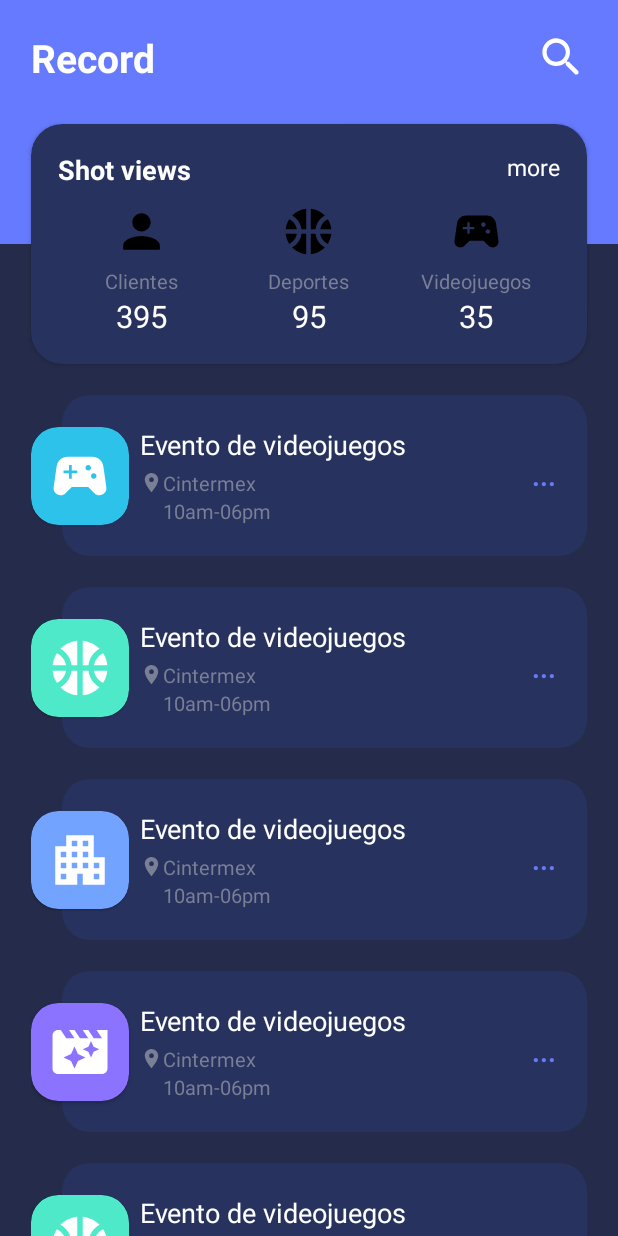
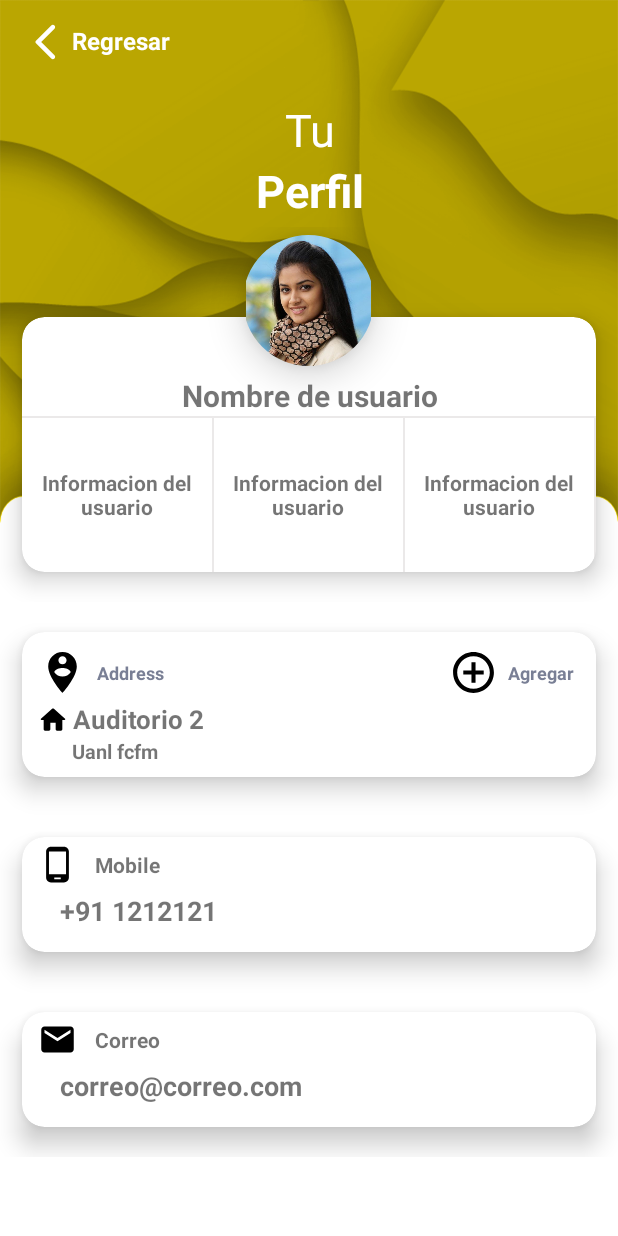
Before and after one commit to Jozona/Event-Hunter, an Android app: the screen it shows after launch (MainActivity2 before the commit, PerfilActivity after it), on a phone screen of 412 x 824 dp. Run offline under Robolectric (Android 15) with nearby library versions, the phone set to English and light mode, and no system bars.

Commit message:
Add user profile Activity

```diff
--- a/app/src/main/AndroidManifest.xml
+++ b/app/src/main/AndroidManifest.xml
@@ -14,10 +14,13 @@
         android:theme="@style/Theme.MyApplication"
         tools:targetApi="31">
         <activity
+            android:name=".MainActivity2"
+            android:exported="false" />
+        <activity
             android:name=".MainActivity"
             android:exported="false" />
         <activity
-            android:name=".MainActivity2"
+            android:name=".PerfilActivity"
             android:exported="true">
             <intent-filter>
                 <action android:name="android.intent.action.MAIN" />
--- /dev/null
+++ b/app/src/main/java/lic/jeeg/myapplication/PerfilActivity.kt
@@ -0,0 +1,11 @@
+package lic.jeeg.myapplication
+
+import androidx.appcompat.app.AppCompatActivity
+import android.os.Bundle
+
+class PerfilActivity : AppCompatActivity() {
+    override fun onCreate(savedInstanceState: Bundle?) {
+        super.onCreate(savedInstanceState)
+        setContentView(R.layout.activity_perfil)
+    }
+}
--- /dev/null
+++ b/app/src/main/res/drawable/ic_add_circle.xml
@@ -0,0 +1,5 @@
+<vector android:height="24dp" android:tint="#000000"
+    android:viewportHeight="24" android:viewportWidth="24"
+    android:width="24dp" xmlns:android="http://schemas.android.com/apk/res/android">
+    <path android:fillColor="@android:color/white" android:pathData="M13,7h-2v4L7,11v2h4v4h2v-4h4v-2h-4L13,7zM12,2C6.48,2 2,6.48 2,12s4.48,10 10,10 10,-4.48 10,-10S17.52,2 12,2zM12,20c-4.41,0 -8,-3.59 -8,-8s3.59,-8 8,-8 8,3.59 8,8 -3.59,8 -8,8z"/>
+</vector>
--- /dev/null
+++ b/app/src/main/res/drawable/ic_arrow_back.xml
@@ -0,0 +1,5 @@
+<vector android:autoMirrored="true" android:height="24dp"
+    android:tint="#FFFFFF" android:viewportHeight="24"
+    android:viewportWidth="24" android:width="24dp" xmlns:android="http://schemas.android.com/apk/res/android">
+    <path android:fillColor="@android:color/white" android:pathData="M16.62,2.99c-0.49,-0.49 -1.28,-0.49 -1.77,0L6.54,11.3c-0.39,0.39 -0.39,1.02 0,1.41l8.31,8.31c0.49,0.49 1.28,0.49 1.77,0s0.49,-1.28 0,-1.77L9.38,12l7.25,-7.25c0.48,-0.48 0.48,-1.28 -0.01,-1.76z"/>
+</vector>
--- /dev/null
+++ b/app/src/main/res/drawable/ic_baseline_email.xml
@@ -0,0 +1,5 @@
+<vector android:height="24dp" android:tint="#000000"
+    android:viewportHeight="24" android:viewportWidth="24"
+    android:width="24dp" xmlns:android="http://schemas.android.com/apk/res/android">
+    <path android:fillColor="@android:color/white" android:pathData="M20,4L4,4c-1.1,0 -1.99,0.9 -1.99,2L2,18c0,1.1 0.9,2 2,2h16c1.1,0 2,-0.9 2,-2L22,6c0,-1.1 -0.9,-2 -2,-2zM20,8l-8,5 -8,-5L4,6l8,5 8,-5v2z"/>
+</vector>
--- /dev/null
+++ b/app/src/main/res/drawable/ic_home.xml
@@ -0,0 +1,5 @@
+<vector android:height="24dp" android:tint="#000000"
+    android:viewportHeight="24" android:viewportWidth="24"
+    android:width="24dp" xmlns:android="http://schemas.android.com/apk/res/android">
+    <path android:fillColor="@android:color/white" android:pathData="M10,19v-5h4v5c0,0.55 0.45,1 1,1h3c0.55,0 1,-0.45 1,-1v-7h1.7c0.46,0 0.68,-0.57 0.33,-0.87L12.67,3.6c-0.38,-0.34 -0.96,-0.34 -1.34,0l-8.36,7.53c-0.34,0.3 -0.13,0.87 0.33,0.87H5v7c0,0.55 0.45,1 1,1h3c0.55,0 1,-0.45 1,-1z"/>
+</vector>
--- /dev/null
+++ b/app/src/main/res/drawable/ic_notifications.xml
@@ -0,0 +1,5 @@
+<vector android:height="24dp" android:tint="#000000"
+    android:viewportHeight="24" android:viewportWidth="24"
+    android:width="24dp" xmlns:android="http://schemas.android.com/apk/res/android">
+    <path android:fillColor="@android:color/white" android:pathData="M7.58,4.08L6.15,2.65C3.75,4.48 2.17,7.3 2.03,10.5h2c0.15,-2.65 1.51,-4.97 3.55,-6.42zM19.97,10.5h2c-0.15,-3.2 -1.73,-6.02 -4.12,-7.85l-1.42,1.43c2.02,1.45 3.39,3.77 3.54,6.42zM18,11c0,-3.07 -1.64,-5.64 -4.5,-6.32L13.5,4c0,-0.83 -0.67,-1.5 -1.5,-1.5s-1.5,0.67 -1.5,1.5v0.68C7.63,5.36 6,7.92 6,11v5l-2,2v1h16v-1l-2,-2v-5zM12,22c0.14,0 0.27,-0.01 0.4,-0.04 0.65,-0.14 1.18,-0.58 1.44,-1.18 0.1,-0.24 0.15,-0.5 0.15,-0.78h-4c0.01,1.1 0.9,2 2.01,2z"/>
+</vector>
--- /dev/null
+++ b/app/src/main/res/drawable/ic_person_pin.xml
@@ -0,0 +1,5 @@
+<vector android:height="24dp" android:tint="#000000"
+    android:viewportHeight="24" android:viewportWidth="24"
+    android:width="24dp" xmlns:android="http://schemas.android.com/apk/res/android">
+    <path android:fillColor="@android:color/white" android:pathData="M12,2C8.14,2 5,5.14 5,9c0,5.25 7,13 7,13s7,-7.75 7,-13C19,5.14 15.86,2 12,2zM12,4c1.1,0 2,0.9 2,2c0,1.11 -0.9,2 -2,2s-2,-0.89 -2,-2C10,4.9 10.9,4 12,4zM12,14c-1.67,0 -3.14,-0.85 -4,-2.15c0.02,-1.32 2.67,-2.05 4,-2.05s3.98,0.73 4,2.05C15.14,13.15 13.67,14 12,14z"/>
+</vector>
--- /dev/null
+++ b/app/src/main/res/drawable/ic_phone_android.xml
@@ -0,0 +1,5 @@
+<vector android:height="24dp" android:tint="#000000"
+    android:viewportHeight="24" android:viewportWidth="24"
+    android:width="24dp" xmlns:android="http://schemas.android.com/apk/res/android">
+    <path android:fillColor="@android:color/white" android:pathData="M16,1L8,1C6.34,1 5,2.34 5,4v16c0,1.66 1.34,3 3,3h8c1.66,0 3,-1.34 3,-3L19,4c0,-1.66 -1.34,-3 -3,-3zM14,21h-4v-1h4v1zM17.25,18L6.75,18L6.75,4h10.5v14z"/>
+</vector>
--- /dev/null
+++ b/app/src/main/res/drawable/ic_shopping_cart.xml
@@ -0,0 +1,5 @@
+<vector android:height="24dp" android:tint="#000000"
+    android:viewportHeight="24" android:viewportWidth="24"
+    android:width="24dp" xmlns:android="http://schemas.android.com/apk/res/android">
+    <path android:fillColor="@android:color/white" android:pathData="M7,18c-1.1,0 -1.99,0.9 -1.99,2S5.9,22 7,22s2,-0.9 2,-2 -0.9,-2 -2,-2zM1,2v2h2l3.6,7.59 -1.35,2.45c-0.16,0.28 -0.25,0.61 -0.25,0.96 0,1.1 0.9,2 2,2h12v-2L7.42,15c-0.14,0 -0.25,-0.11 -0.25,-0.25l0.03,-0.12 0.9,-1.63h7.45c0.75,0 1.41,-0.41 1.75,-1.03l3.58,-6.49c0.08,-0.14 0.12,-0.31 0.12,-0.48 0,-0.55 -0.45,-1 -1,-1L5.21,4l-0.94,-2L1,2zM17,18c-1.1,0 -1.99,0.9 -1.99,2s0.89,2 1.99,2 2,-0.9 2,-2 -0.9,-2 -2,-2z"/>
+</vector>
--- /dev/null
+++ b/app/src/main/res/layout/activity_perfil.xml
@@ -0,0 +1,108 @@
+<?xml version="1.0" encoding="utf-8"?>
+<LinearLayout xmlns:android="http://schemas.android.com/apk/res/android"
+    xmlns:app="http://schemas.android.com/apk/res-auto"
+    xmlns:tools="http://schemas.android.com/tools"
+    android:layout_width="match_parent"
+    android:layout_height="match_parent"
+    android:orientation="vertical"
+    android:layout_gravity="center"
+    android:background="@drawable/background02"
+    tools:context=".PerfilActivity">
+
+    <LinearLayout
+        android:orientation="vertical"
+        android:layout_width="match_parent"
+        android:layout_height="wrap_content"
+        android:paddingBottom="4dp">
+
+        <LinearLayout
+            android:orientation="horizontal"
+            android:padding="8dp"
+            android:layout_width="match_parent"
+            android:layout_height="?attr/actionBarSize">
+            <RelativeLayout
+                android:layout_width="match_parent"
+                android:layout_height="match_parent">
+
+                <ImageView
+                    android:padding="5dp"
+                    android:layout_alignParentStart="true"
+                    android:src="@drawable/ic_arrow_back"
+                    android:layout_width="45dp"
+                    android:layout_height="45dp"/>
+
+                <TextView
+                    android:layout_width="wrap_content"
+                    android:layout_height="wrap_content"
+                    android:layout_gravity="center"
+                    android:layout_marginStart="40dp"
+                    android:layout_marginTop="8dp"
+                    android:text="Regresar"
+                    android:textColor="@color/white"
+                    android:textSize="16sp"
+                    android:textStyle="bold" />
+
+
+            </RelativeLayout>
+
+
+
+            </LinearLayout>
+        <LinearLayout
+            android:orientation="vertical"
+            android:layout_gravity="center"
+            android:layout_marginTop="10dp"
+            android:layout_width="match_parent"
+            android:layout_height="wrap_content">
+            <TextView
+                android:gravity="center"
+                android:text="Tu"
+                android:textColor="@color/white"
+                android:textSize="30sp"
+                android:textStyle="normal"
+                android:layout_width="match_parent"
+                android:layout_height="wrap_content"/>
+            <TextView
+                android:gravity="center"
+                android:text="Perfil"
+                android:textColor="@color/white"
+                android:textSize="30sp"
+                android:textStyle="bold"
+                android:layout_width="match_parent"
+                android:layout_height="wrap_content"/>
+        </LinearLayout>
+
+    </LinearLayout>
+
+    <include
+
+        android:id="@+id/include"
+        layout="@layout/item_image"
+        android:layout_width="match_parent"
+        android:layout_height="wrap_content"
+        tools:layout_editor_absoluteX="16dp"
+        tools:layout_editor_absoluteY="4dp"
+        />
+
+    <ScrollView
+        android:layout_width="match_parent"
+        android:layout_height="wrap_content"
+        app:layout_constraintTop_toBottomOf="@+id/include">
+
+        <LinearLayout
+            android:layout_width="match_parent"
+            android:layout_height="wrap_content"
+            android:orientation="vertical">
+
+            <include layout="@layout/item_add" />
+
+            <include layout="@layout/item_info" />
+
+            <include layout="@layout/item_email" />
+
+        </LinearLayout>
+
+
+    </ScrollView>
+
+</LinearLayout>
--- /dev/null
+++ b/app/src/main/res/layout/item_add.xml
@@ -0,0 +1,111 @@
+<?xml version="1.0" encoding="utf-8"?>
+<androidx.cardview.widget.CardView xmlns:android="http://schemas.android.com/apk/res/android"
+    android:layout_width="match_parent"
+    android:layout_height="wrap_content"
+    xmlns:app="http://schemas.android.com/apk/res-auto"
+    xmlns:card_view="http://schemas.android.com/tools"
+    app:cardCornerRadius="15dp"
+    app:cardElevation="10dp"
+    app:cardUseCompatPadding="true"
+    card_view:cardCornerRadius="5dp"
+    >
+    <LinearLayout
+        android:orientation="vertical"
+        android:padding="8dp"
+        android:layout_width="match_parent"
+        android:layout_height="wrap_content">
+        <RelativeLayout
+            android:layout_width="match_parent"
+            android:layout_height="wrap_content">
+            <LinearLayout
+                android:orientation="horizontal"
+                android:padding="1dp"
+                android:gravity="center"
+                android:layout_alignParentStart="true"
+                android:layout_width="wrap_content"
+                android:layout_height="wrap_content">
+                <ImageView
+                    android:padding="1dp"
+                    android:src="@drawable/ic_person_pin"
+                    android:layout_width="35dp"
+                    android:layout_height="35dp"/>
+
+                <TextView
+                    android:text="Address"
+                    android:textSize="12sp"
+                    android:layout_margin="5dp"
+                    android:textStyle="bold"
+                    android:textColor="@color/secondary_text"
+                    android:layout_width="wrap_content"
+                    android:layout_height="wrap_content"/>
+
+
+            </LinearLayout>
+            <LinearLayout
+                android:orientation="horizontal"
+                android:padding="1dp"
+                android:gravity="center"
+                android:layout_alignParentEnd="true"
+                android:layout_width="wrap_content"
+                android:layout_height="wrap_content">
+                <ImageView
+                    android:padding="1dp"
+                    android:src="@drawable/ic_add_circle"
+                    android:layout_width="35dp"
+                    android:layout_height="35dp"/>
+
+                <TextView
+                    android:text="Agregar"
+                    android:textSize="12sp"
+                    android:layout_margin="5dp"
+                    android:textStyle="bold"
+                    android:textColor="@color/secondary_text"
+                    android:layout_width="wrap_content"
+                    android:layout_height="wrap_content"/>
+
+
+            </LinearLayout>
+
+        </RelativeLayout>
+        <LinearLayout
+            android:orientation="horizontal"
+            android:layout_width="match_parent"
+            android:layout_height="wrap_content">
+            <ImageView
+                android:padding="2dp"
+                android:src="@drawable/ic_home"
+                android:layout_width="25dp"
+                android:layout_height="25dp"/>
+
+            <LinearLayout
+                android:orientation="vertical"
+                android:layout_width="match_parent"
+                android:layout_height="wrap_content">
+                <TextView
+                    android:text="Auditorio 2"
+                    android:textSize="17sp"
+                    android:gravity="center"
+                    android:textStyle="bold"
+                    android:layout_width="wrap_content"
+                    android:layout_height="wrap_content"/>
+                <TextView
+                    android:text="Uanl fcfm"
+                    android:textSize="13sp"
+                    android:textStyle="bold"
+                    android:textAlignment="textStart"
+                    android:layout_width="wrap_content"
+                    android:layout_height="wrap_content"
+                    card_view:ignore="RtlCompat"/>
+
+
+            </LinearLayout>
+
+
+
+        </LinearLayout>
+
+    </LinearLayout>
+
+
+
+</androidx.cardview.widget.CardView>
--- /dev/null
+++ b/app/src/main/res/layout/item_email.xml
@@ -0,0 +1,50 @@
+<?xml version="1.0" encoding="utf-8"?>
+<androidx.cardview.widget.CardView xmlns:android="http://schemas.android.com/apk/res/android"
+    android:layout_width="match_parent"
+    android:layout_height="wrap_content"
+    xmlns:app="http://schemas.android.com/apk/res-auto"
+    xmlns:card_view="http://schemas.android.com/tools"
+    app:cardCornerRadius="15dp"
+    app:cardElevation="10dp"
+    app:cardUseCompatPadding="true"
+    card_view:cardCornerRadius="5dp"
+    >
+    <LinearLayout
+        android:orientation="vertical"
+        android:layout_width="match_parent"
+        android:layout_height="wrap_content">
+        <LinearLayout
+            android:orientation="horizontal"
+            android:padding="3dp"
+            android:layout_width="match_parent"
+            android:layout_height="wrap_content">
+            <ImageView
+                android:padding="2dp"
+                android:src="@drawable/ic_email"
+                android:layout_marginStart="5dp"
+                android:layout_width="30dp"
+                android:layout_height="30dp"/>
+            <TextView
+                android:text="Correo"
+                android:layout_marginStart="10dp"
+                android:textSize="14sp"
+                android:textStyle="bold"
+                android:layout_gravity="center"
+                android:layout_width="wrap_content"
+                android:layout_height="wrap_content"/>
+
+
+
+        </LinearLayout>
+        <TextView
+            android:text="correo@correo.com"
+            android:textStyle="bold"
+            android:textSize="18sp"
+            android:layout_marginStart="25dp"
+            android:layout_marginBottom="15dp"
+            android:layout_width="wrap_content"
+            android:layout_height="wrap_content"/>
+
+    </LinearLayout>
+
+</androidx.cardview.widget.CardView>
--- /dev/null
+++ b/app/src/main/res/layout/item_image.xml
@@ -0,0 +1,100 @@
+<?xml version="1.0" encoding="utf-8"?>
+<RelativeLayout xmlns:android="http://schemas.android.com/apk/res/android"
+    android:layout_width="match_parent"
+    android:layout_height="wrap_content"
+    xmlns:app="http://schemas.android.com/apk/res-auto"
+    xmlns:card_view="http://schemas.android.com/tools"
+    android:layout_centerInParent="true"
+    android:gravity="center">
+    <RelativeLayout
+        android:layout_centerInParent="true"
+        android:layout_width="match_parent"
+        android:layout_height="250dp">
+        <androidx.cardview.widget.CardView
+            app:cardCornerRadius="15dp"
+            android:layout_marginTop="40dp"
+            app:cardElevation="10dp"
+            app:cardUseCompatPadding="true"
+            card_view:cardCornerRadius="5dp"
+            android:layout_width="match_parent"
+            android:layout_height="240dp">
+            <LinearLayout
+                android:orientation="vertical"
+                android:layout_marginTop="23dp"
+                android:layout_width="match_parent"
+                android:layout_height="match_parent">
+                <TextView
+                    android:layout_marginTop="15dp"
+                    android:text="Nombre de usuario"
+                    android:textSize="20sp"
+                    android:textStyle="bold"
+                    android:gravity="center"
+                    android:layout_width="match_parent"
+                    android:layout_height="wrap_content"/>
+
+                <View
+                    android:background="#79D6D1D1"
+                    android:layout_width="match_parent"
+                    android:layout_height="1dp"/>
+
+                <LinearLayout
+                    android:orientation="horizontal"
+                    android:weightSum="3"
+                    android:gravity="center"
+                    android:layout_width="match_parent"
+                    android:layout_height="match_parent">
+                    <TextView
+                        android:layout_weight="1"
+                        android:text="Informacion del usuario"
+                        android:gravity="center"
+                        android:textStyle="bold"
+                        android:textSize="14sp"
+                        android:layout_width="match_parent"
+                        android:layout_height="wrap_content"/>
+                    <View
+                        android:background="#79D6D1D1"
+                        android:layout_width="1dp"
+                        android:layout_height="match_parent"/>
+                    <TextView
+                        android:layout_weight="1"
+                        android:text="Informacion del usuario"
+                        android:gravity="center"
+                        android:textStyle="bold"
+                        android:textSize="14sp"
+                        android:layout_width="match_parent"
+                        android:layout_height="wrap_content"/>
+                    <View
+                        android:background="#79D6D1D1"
+                        android:layout_width="1dp"
+                        android:layout_height="match_parent"/>
+                    <TextView
+                        android:layout_weight="1"
+                        android:text="Informacion del usuario"
+                        android:gravity="center"
+                        android:textStyle="bold"
+                        android:textSize="14sp"
+                        android:layout_width="match_parent"
+                        android:layout_height="wrap_content"/>
+                    <View
+                        android:background="#79D6D1D1"
+                        android:layout_width="1dp"
+                        android:layout_height="match_parent"/>
+
+                </LinearLayout>
+
+            </LinearLayout>
+
+        </androidx.cardview.widget.CardView>
+
+    </RelativeLayout>
+
+    <com.google.android.material.imageview.ShapeableImageView
+        android:src="@drawable/slider"
+        app:shapeAppearanceOverlay="@style/Circular"
+        android:elevation="15dp"
+        android:padding="5dp"
+        android:layout_centerHorizontal="true"
+        android:layout_width="98dp"
+        android:layout_height="98dp"/>
+
+</RelativeLayout>
--- /dev/null
+++ b/app/src/main/res/layout/item_info.xml
@@ -0,0 +1,50 @@
+<?xml version="1.0" encoding="utf-8"?>
+<androidx.cardview.widget.CardView xmlns:android="http://schemas.android.com/apk/res/android"
+    android:layout_width="match_parent"
+    android:layout_height="wrap_content"
+    xmlns:app="http://schemas.android.com/apk/res-auto"
+    xmlns:card_view="http://schemas.android.com/tools"
+    app:cardCornerRadius="15dp"
+    app:cardElevation="10dp"
+    app:cardUseCompatPadding="true"
+    card_view:cardCornerRadius="5dp"
+    >
+    <LinearLayout
+        android:orientation="vertical"
+        android:layout_width="match_parent"
+        android:layout_height="wrap_content">
+        <LinearLayout
+            android:orientation="horizontal"
+            android:padding="3dp"
+            android:layout_width="match_parent"
+            android:layout_height="wrap_content">
+            <ImageView
+                android:padding="2dp"
+                android:src="@drawable/ic_phone_android"
+                android:layout_marginStart="5dp"
+                android:layout_width="30dp"
+                android:layout_height="30dp"/>
+                <TextView
+                    android:text="Mobile"
+                    android:layout_marginStart="10dp"
+                    android:textSize="14sp"
+                    android:textStyle="bold"
+                    android:layout_gravity="center"
+                    android:layout_width="wrap_content"
+                    android:layout_height="wrap_content"/>
+
+
+
+        </LinearLayout>
+        <TextView
+            android:text="+91 1212121"
+            android:textStyle="bold"
+            android:textSize="18sp"
+            android:layout_marginStart="25dp"
+            android:layout_marginBottom="15dp"
+            android:layout_width="wrap_content"
+            android:layout_height="wrap_content"/>
+
+    </LinearLayout>
+
+</androidx.cardview.widget.CardView>
--- a/app/src/main/res/values/themes.xml
+++ b/app/src/main/res/values/themes.xml
@@ -8,4 +8,7 @@
         <item name="android:statusBarColor" tools:targetApi="l">#F2DE2C</item>
         <!-- Customize your theme here. -->
     </style>
+    <style name="Circular">
+        <item name="cornerSize">50%</item>
+    </style>
 </resources>
```
Also changed, not shown: app/src/main/res/drawable-v24/background02.png (added), app/src/main/res/drawable/background01.png (added), app/src/main/res/drawable/slider.png (added).
